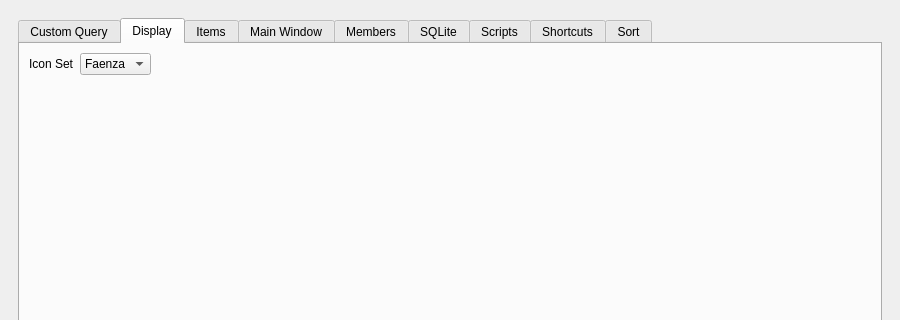
Above: UI/biblioteq_otheroptions.ui from textbrowser/biblioteq before the change; both pictures show x 0 to 900 and y 0 to 320 of the 900 by 800 pixel window. Below: the same form after it.
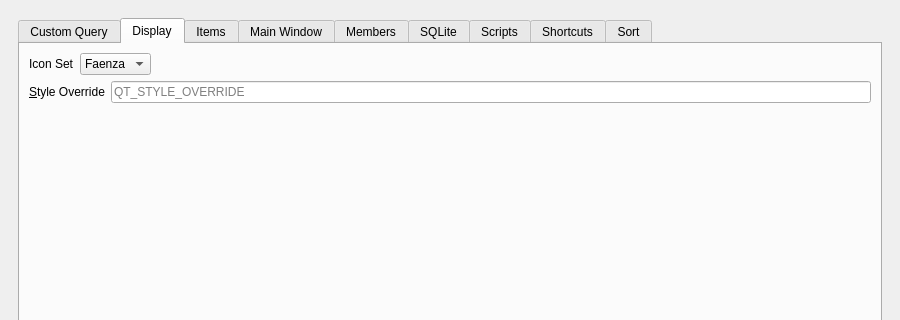
That is the form after the change. The open tabs and pages were chosen to show the change. Icons and pictures are not drawn. Custom widgets are drawn as their Qt base class.

Commit message: Qt style.

```diff
--- a/UI/biblioteq_otheroptions.ui
+++ b/UI/biblioteq_otheroptions.ui
@@ -180,6 +180,33 @@
               </item>
              </layout>
             </item>
+            <item>
+             <layout class="QHBoxLayout" name="horizontalLayout_11">
+              <item>
+               <widget class="QLabel" name="label_20">
+                <property name="text">
+                 <string>&amp;Style Override</string>
+                </property>
+                <property name="buddy">
+                 <cstring>style_override</cstring>
+                </property>
+               </widget>
+              </item>
+              <item>
+               <widget class="QLineEdit" name="style_override">
+                <property name="toolTip">
+                 <string>&lt;html&gt;&lt;head/&gt;&lt;body&gt;&lt;p&gt;Set the environment variable QT_STYLE_OVERRIDE to the specified value. Please restart BiblioteQ if this value is modified.&lt;/p&gt;&lt;/body&gt;&lt;/html&gt;</string>
+                </property>
+                <property name="placeholderText">
+                 <string>QT_STYLE_OVERRIDE</string>
+                </property>
+                <property name="clearButtonEnabled">
+                 <bool>true</bool>
+                </property>
+               </widget>
+              </item>
+             </layout>
+            </item>
             <item>
              <spacer name="verticalSpacer">
               <property name="orientation">
```
Left out of the diff: 1 changed line with no effect on the pictures. The commit also changes 5 other files.
